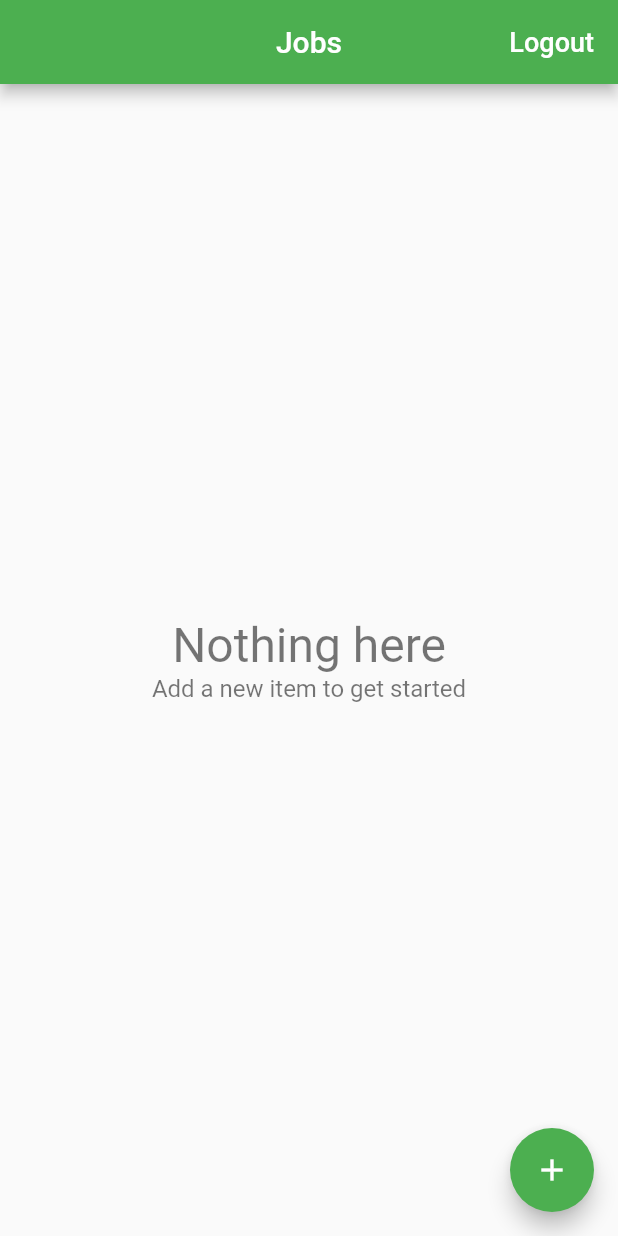
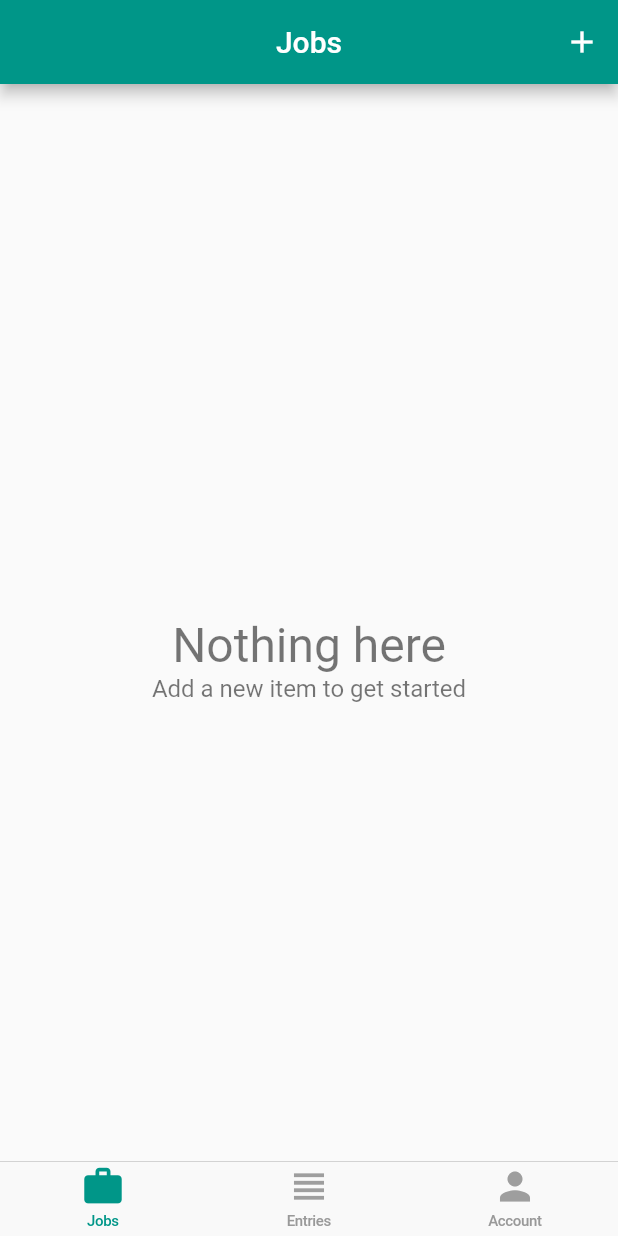
Before and after one commit to shibien/time-tracker-flutter-course, a Flutter app: the screen it shows once a user with an empty profile is signed in, on a phone screen of 412 x 824 dp. Run offline on Flutter 3.47's test engine with Material 2 defaults, Android fonts, the phone set to English and light mode, and no system bars; our stand-ins replace cloud_firestore, firebase_auth, firebase_core, google_sign_in; missing offline and left inert: flutter_facebook_login; accounts and stored records are empty.

Commit message:
Add Tab buttons for Navigation and Cupertino UI

```diff
--- /dev/null
+++ b/lib/app/home/cupertino_home_scaffold.dart
@@ -0,0 +1,51 @@
+import 'package:flutter/cupertino.dart';
+import 'package:flutter/material.dart';
+import 'package:time_tracker_flutter_course/app/home/tab_item.dart';
+
+import 'jobs/jobs_page.dart';
+
+class CupertinoHomeScaffold extends StatelessWidget {
+  const CupertinoHomeScaffold({
+    Key key,
+    @required this.currentTab,
+    @required this.onSelectTab,
+    @required this.widgetBuilders,
+  }) : super(key: key);
+
+  final TabItem currentTab;
+  final ValueChanged<TabItem> onSelectTab;
+  final Map<TabItem, WidgetBuilder> widgetBuilders;
+
+  @override
+  Widget build(BuildContext context) {
+    return CupertinoTabScaffold(
+      tabBar: CupertinoTabBar(
+        items: [
+          _buildItem(TabItem.jobs),
+          _buildItem(TabItem.entries),
+          _buildItem(TabItem.account),
+        ],
+        onTap: (index) => onSelectTab(TabItem.values[index]),
+      ),
+      tabBuilder: (context, index) {
+        final item = TabItem.values[index];
+        return CupertinoTabView(
+          builder: (context) => widgetBuilders[item](context),
+        );
+      }
+    );
+  }
+
+  BottomNavigationBarItem _buildItem(TabItem tabItem) {
+    final itemData = TabItemData.allTabs[tabItem];
+    final color = currentTab == tabItem ? Colors.teal : Colors.grey;
+    return BottomNavigationBarItem(
+      icon: Icon(itemData.icon, color: color,),
+      label: itemData.title,
+      // title: Text(
+      //   itemData.title,
+      //   style: TextStyle(color: color),
+      // ),
+    );
+  }
+}
--- /dev/null
+++ b/lib/app/home/home_page.dart
@@ -0,0 +1,35 @@
+import 'package:flutter/material.dart';
+import 'package:time_tracker_flutter_course/app/home/account/account_page.dart';
+import 'package:time_tracker_flutter_course/app/home/cupertino_home_scaffold.dart';
+import 'package:time_tracker_flutter_course/app/home/jobs/jobs_page.dart';
+import 'package:time_tracker_flutter_course/app/home/tab_item.dart';
+
+class HomePage extends StatefulWidget {
+  @override
+  _HomePageState createState() => _HomePageState();
+}
+
+class _HomePageState extends State<HomePage> {
+  TabItem _currentTab = TabItem.jobs;
+
+  Map<TabItem, WidgetBuilder> get widgetBuilders {
+    return {
+      TabItem.jobs: (_) => JobsPage(),
+      TabItem.entries: (_) => Container(),
+      TabItem.account: (_) => AccountPage(),
+    };
+  }
+
+  void _select(TabItem tabItem) {
+    setState(() => _currentTab = tabItem);
+  }
+
+  @override
+  Widget build(BuildContext context) {
+    return CupertinoHomeScaffold(
+      currentTab: _currentTab,
+      onSelectTab: _select,
+      widgetBuilders: widgetBuilders,
+    );
+  }
+}
--- a/lib/app/home/job_entries/entry_page.dart
+++ b/lib/app/home/job_entries/entry_page.dart
@@ -15,7 +15,7 @@ class EntryPage extends StatefulWidget {
   final Database database;
 
   static Future<void> show({BuildContext context, Database database, Job job, Entry entry}) async {
-    await Navigator.of(context).push(
+    await Navigator.of(context, rootNavigator: true).push(
       MaterialPageRoute(
         builder: (context) =>
             EntryPage(database: database, job: job, entry: entry),
--- a/lib/app/home/jobs/edit_job_page.dart
+++ b/lib/app/home/jobs/edit_job_page.dart
@@ -18,7 +18,7 @@ class EditJobPage extends StatefulWidget {
     Job job,
   }) async {
     // final database = Provider.of<Database>(context, listen: false);
-    await Navigator.of(context).push(
+    await Navigator.of(context, rootNavigator: true).push(
       MaterialPageRoute(
         builder: (context) => EditJobPage(database: database, job: job),
         fullscreenDialog: true,
--- a/lib/app/home/jobs/jobs_page.dart
+++ b/lib/app/home/jobs/jobs_page.dart
@@ -1,3 +1,4 @@
+import 'package:flutter/cupertino.dart';
 import 'package:flutter/material.dart';
 import 'package:provider/provider.dart';
 import 'package:time_tracker_flutter_course/app/home/job_entries/job_entries_page.dart';
@@ -5,12 +6,8 @@ import 'package:time_tracker_flutter_course/app/home/jobs/edit_job_page.dart';
 import 'package:time_tracker_flutter_course/app/home/jobs/job_list_tile.dart';
 import 'package:time_tracker_flutter_course/app/home/jobs/list_items_builder.dart';
 import 'package:time_tracker_flutter_course/app/home/models/job.dart';
-import 'package:time_tracker_flutter_course/common_widgets/platform_alert_dialog.dart';
 import 'package:time_tracker_flutter_course/common_widgets/platform_exception_alert_dialog.dart';
-import 'package:time_tracker_flutter_course/services/auth.dart';
 import 'package:time_tracker_flutter_course/services/database.dart';
-
-import 'empty_content.dart';
 
 class JobsPage extends StatelessWidget {
   // HomePage({@required this.auth});
@@ -18,27 +15,7 @@ class JobsPage extends StatelessWidget {
   // // final VoidCallback onSignOut;
   // final AuthBase auth;
 
-  Future<void> _signOut(BuildContext context) async {
-    try {
-      final auth = Provider.of<AuthBase>(context, listen: false);
-      await auth.signOut();
-      // onSignOut();
-    } catch (e) {
-      print(e.toString());
-    }
-  }
 
-  Future<void> _confirmSignOut(BuildContext context) async {
-    final didRequestSignOut = await PlatformAlertDialog(
-      title: 'Logout',
-      content: 'Are you sure that you want to logout ?',
-      cancelActionText: 'Cancel',
-      defaultActionText: 'Logout',
-    ).show(context);
-    if (didRequestSignOut == true) {
-      _signOut(context);
-    }
-  }
 
   Future<void> _delete(BuildContext context, Job job) async {
     try {
@@ -64,27 +41,34 @@ class JobsPage extends StatelessWidget {
         title: Text('Jobs'),
         centerTitle: true,
         actions: <Widget>[
-          FlatButton(
-            child: Text(
-              'Logout',
-              style: TextStyle(
-                fontSize: 18.0,
-                color: Colors.white,
-              ),
+          IconButton(
+            icon: Icon(Icons.add, color: Colors.white),
+            onPressed: () => EditJobPage.show(
+              context,
+              database: Provider.of<Database>(context, listen: false),
             ),
-            onPressed: () => _confirmSignOut(context),
           ),
+          // FlatButton(
+          //   child: Text(
+          //     'Logout',
+          //     style: TextStyle(
+          //       fontSize: 18.0,
+          //       color: Colors.white,
+          //     ),
+          //   ),
+          //   onPressed: () => _confirmSignOut(context),
+          // ),
         ],
       ),
       body: _buildContents(context),
-      floatingActionButton: FloatingActionButton(
-        child: Icon(Icons.add),
-        onPressed: () => EditJobPage.show(
-          context,
-          database: Provider.of<Database>(context, listen: false),
-        ),
-        // onPressed: () => _createJob(context),
-      ),
+      // floatingActionButton: FloatingActionButton(
+      //   child: Icon(Icons.add),
+      //   onPressed: () => EditJobPage.show(
+      //     context,
+      //     database: Provider.of<Database>(context, listen: false),
+      //   ),
+      //   // onPressed: () => _createJob(context),
+      // ),
     );
   }
 
--- /dev/null
+++ b/lib/app/home/tab_item.dart
@@ -0,0 +1,18 @@
+import 'package:flutter/foundation.dart';
+import 'package:flutter/material.dart';
+
+enum TabItem {jobs, entries, account}
+
+class TabItemData {
+  const TabItemData({@required this.title, @required this.icon});
+
+  final String title;
+  final IconData icon;
+
+  static const Map<TabItem, TabItemData> allTabs = {
+    TabItem.jobs: TabItemData(title: 'Jobs', icon: Icons.work),
+    TabItem.entries: TabItemData(title: 'Entries', icon: Icons.view_headline),
+    TabItem.account: TabItemData(title: 'Account', icon: Icons.person),
+  };
+
+}
--- a/lib/app/landing_page.dart
+++ b/lib/app/landing_page.dart
@@ -4,6 +4,7 @@ import 'package:time_tracker_flutter_course/app/sign-in/sign_in_page.dart';
 import 'package:time_tracker_flutter_course/services/auth.dart';
 import 'package:time_tracker_flutter_course/services/database.dart';
 
+import 'home/home_page.dart';
 import 'home/jobs/jobs_page.dart';
 
 //class LandingPage extends StatefulWidget {
@@ -55,7 +56,8 @@ class LandingPage extends StatelessWidget {
           }
           return Provider<Database>(
             create: (_) => FirestoreDatabase(uid: user.uid),
-            child: JobsPage(),
+            child: HomePage(),
+            // child: JobsPage(),
           );
         } else {
           return Scaffold(
--- a/lib/main.dart
+++ b/lib/main.dart
@@ -20,7 +20,7 @@ class MyApp extends StatelessWidget {
       child: MaterialApp(
         title: 'Time Tracker',
         theme: ThemeData(
-          primarySwatch: Colors.green,
+          primarySwatch: Colors.teal,
         ),
         home: LandingPage(
           //auth: Auth(),
```
Also changed, not shown: lib/app/home/account/account_page.dart (added, +51 -0 lines), lib/app/home/job_entries/job_entries_page.dart (+29 -13 lines).
